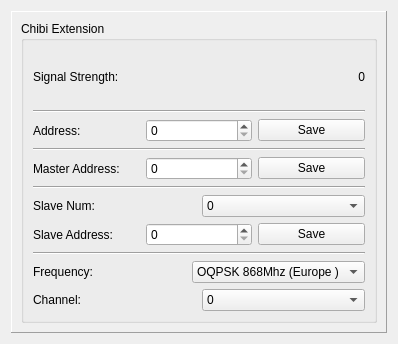
Tinkerforge/brickv, file src/brickv/plugin_system/plugins/master/ui/chibi.ui: the form before one commit.
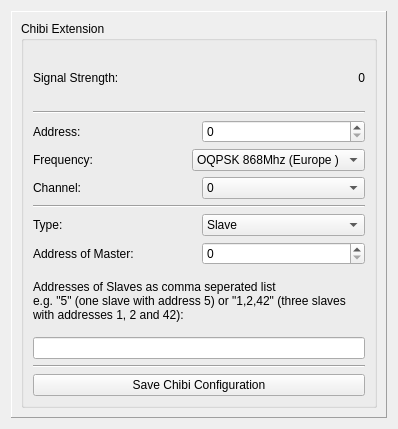
The form after the commit.

Commit message: better usability for Chibi configuration

What changed in the file:
```diff
--- a/src/brickv/plugin_system/plugins/master/ui/chibi.ui
+++ b/src/brickv/plugin_system/plugins/master/ui/chibi.ui
@@ -7,7 +7,7 @@
     <x>0</x>
     <y>0</y>
     <width>398</width>
-    <height>344</height>
+    <height>429</height>
    </rect>
   </property>
   <property name="windowTitle">
@@ -73,261 +73,8 @@
              </property>
             </widget>
            </item>
-           <item>
-            <widget class="QPushButton" name="address_button">
-             <property name="text">
-              <string>Save</string>
-             </property>
-            </widget>
-           </item>
           </layout>
          </item>
-         <item>
-          <widget class="Line" name="line_3">
-           <property name="orientation">
-            <enum>Qt::Horizontal</enum>
-           </property>
-          </widget>
-         </item>
-         <item>
-          <layout class="QHBoxLayout" name="horizontalLayout_6">
-           <item>
-            <widget class="QLabel" name="label_5">
-             <property name="text">
-              <string>Master Address:</string>
-             </property>
-            </widget>
-           </item>
-           <item>
-            <widget class="QSpinBox" name="master_address_spinbox">
-             <property name="maximum">
-              <number>255</number>
-             </property>
-            </widget>
-           </item>
-           <item>
-            <widget class="QPushButton" name="master_address_button">
-             <property name="text">
-              <string>Save</string>
-             </property>
-            </widget>
-           </item>
-          </layout>
-         </item>
-         <item>
-          <widget class="Line" name="line_2">
-           <property name="orientation">
-            <enum>Qt::Horizontal</enum>
-           </property>
-          </widget>
-         </item>
-         <item>
-          <layout class="QHBoxLayout" name="horizontalLayout_4">
-           <item>
-            <widget class="QLabel" name="label_3">
-             <property name="text">
-              <string>Slave Num:</string>
-             </property>
-            </widget>
-           </item>
-           <item>
-            <widget class="QComboBox" name="slave_num_combo">
-             <item>
-              <property name="text">
-               <string>0</string>
-              </property>
-             </item>
-             <item>
-              <property name="text">
-               <string>1</string>
-              </property>
-             </item>
-             <item>
-              <property name="text">
-               <string>2</string>
-              </property>
-             </item>
-             <item>
-              <property name="text">
-               <string>3</string>
-              </property>
-             </item>
-             <item>
-              <property name="text">
-               <string>4</string>
-              </property>
-             </item>
-             <item>
-              <property name="text">
-               <string>5</string>
-              </property>
-             </item>
-             <item>
-              <property name="text">
-               <string>6</string>
-              </property>
-             </item>
-             <item>
-              <property name="text">
-               <string>7</string>
-              </property>
-             </item>
-             <item>
-              <property name="text">
-               <string>8</string>
-              </property>
-             </item>
-             <item>
-              <property name="text">
-               <string>9</string>
-              </property>
-             </item>
-             <item>
-              <property name="text">
-               <string>10</string>
-              </property>
-             </item>
-             <item>
-              <property name="text">
-               <string>11</string>
-              </property>
-             </item>
-             <item>
-              <property name="text">
-               <string>12</string>
-              </property>
-             </item>
-             <item>
-              <property name="text">
-               <string>13</string>
-              </property>
-             </item>
-             <item>
-              <property name="text">
-               <string>14</string>
-              </property>
-             </item>
-             <item>
-              <property name="text">
-               <string>15</string>
-              </property>
-             </item>
-             <item>
-              <property name="text">
-               <string>16</string>
-              </property>
-             </item>
-             <item>
-              <property name="text">
-               <string>17</string>
-              </property>
-             </item>
-             <item>
-              <property name="text">
-               <string>18</string>
-              </property>
-             </item>
-             <item>
-              <property name="text">
-               <string>19</string>
-              </property>
-             </item>
-             <item>
-              <property name="text">
-               <string>20</string>
-              </property>
-             </item>
-             <item>
-              <property name="text">
-               <string>21</string>
-              </property>
-             </item>
-             <item>
-              <property name="text">
-               <string>22</string>
-              </property>
-             </item>
-             <item>
-              <property name="text">
-               <string>23</string>
-              </property>
-             </item>
-             <item>
-              <property name="text">
-               <string>24</string>
-              </property>
-             </item>
-             <item>
-              <property name="text">
-               <string>25</string>
-              </property>
-             </item>
-             <item>
-              <property name="text">
-               <string>26</string>
-              </property>
-             </item>
-             <item>
-              <property name="text">
-               <string>27</string>
-              </property>
-             </item>
-             <item>
-              <property name="text">
-               <string>28</string>
-              </property>
-             </item>
-             <item>
-              <property name="text">
-               <string>29</string>
-              </property>
-             </item>
-             <item>
-              <property name="text">
-               <string>30</string>
-              </property>
-             </item>
-             <item>
-              <property name="text">
-               <string>31</string>
-              </property>
-             </item>
-            </widget>
-           </item>
-          </layout>
-         </item>
-         <item>
-          <layout class="QHBoxLayout" name="horizontalLayout_2">
-           <item>
-            <widget class="QLabel" name="label_2">
-             <property name="text">
-              <string>Slave Address:</string>
-             </property>
-            </widget>
-           </item>
-           <item>
-            <widget class="QSpinBox" name="slave_address_spinbox">
-             <property name="maximum">
-              <number>255</number>
-             </property>
-            </widget>
-           </item>
-           <item>
-            <widget class="QPushButton" name="slave_address_button">
-             <property name="text">
-              <string>Save</string>
-             </property>
-            </widget>
-           </item>
-          </layout>
-         </item>
-         <item>
-          <widget class="Line" name="line_4">
-           <property name="orientation">
-            <enum>Qt::Horizontal</enum>
-           </property>
-          </widget>
-         </item>
          <item>
           <layout class="QHBoxLayout" name="horizontalLayout_7">
            <item>
@@ -439,6 +186,94 @@
            </item>
           </layout>
          </item>
+         <item>
+          <widget class="Line" name="line_2">
+           <property name="orientation">
+            <enum>Qt::Horizontal</enum>
+           </property>
+          </widget>
+         </item>
+         <item>
+          <layout class="QHBoxLayout" name="horizontalLayout_9">
+           <item>
+            <widget class="QLabel" name="label_7">
+             <property name="text">
+              <string>Type:</string>
+             </property>
+            </widget>
+           </item>
+           <item>
+            <widget class="QComboBox" name="chibi_type">
+             <item>
+              <property name="text">
+               <string>Slave</string>
+              </property>
+             </item>
+             <item>
+              <property name="text">
+               <string>Master</string>
+              </property>
+             </item>
+            </widget>
+           </item>
+          </layout>
+         </item>
+         <item>
+          <layout class="QHBoxLayout" name="horizontalLayout_6">
+           <item>
+            <widget class="QLabel" name="label_master_address">
+             <property name="text">
+              <string>Address of Master:</string>
+             </property>
+            </widget>
+           </item>
+           <item>
+            <widget class="QSpinBox" name="master_address_spinbox">
+             <property name="maximum">
+              <number>255</number>
+             </property>
+            </widget>
+           </item>
+          </layout>
+         </item>
+         <item>
+          <layout class="QHBoxLayout" name="horizontalLayout_2">
+           <item>
+            <widget class="QLabel" name="label_slave_address">
+             <property name="minimumSize">
+              <size>
+               <width>0</width>
+               <height>60</height>
+              </size>
+             </property>
+             <property name="text">
+              <string>Addresses of Slaves as comma seperated list
+e.g. &quot;5&quot; (one slave with address 5) or &quot;1,2,42&quot; (three slaves with addresses 1, 2 and 42):</string>
+             </property>
+             <property name="wordWrap">
+              <bool>true</bool>
+             </property>
+            </widget>
+           </item>
+          </layout>
+         </item>
+         <item>
+          <widget class="QLineEdit" name="lineedit_slave_address"/>
+         </item>
+         <item>
+          <widget class="Line" name="line_3">
+           <property name="orientation">
+            <enum>Qt::Horizontal</enum>
+           </property>
+          </widget>
+         </item>
+         <item>
+          <widget class="QPushButton" name="save_button">
+           <property name="text">
+            <string>Save Chibi Configuration</string>
+           </property>
+          </widget>
+         </item>
         </layout>
        </widget>
       </item>
```
The commit also changes 1 other file.
